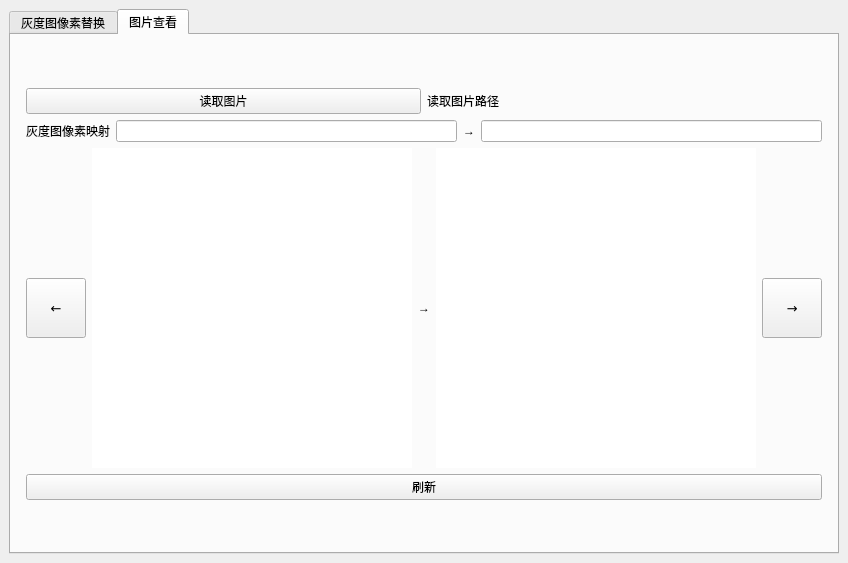
Above: src/page/main_window.ui from lolikonloli/AI_Datasets_Toolbox_Pyside6 before the change. Below: the same form after it.
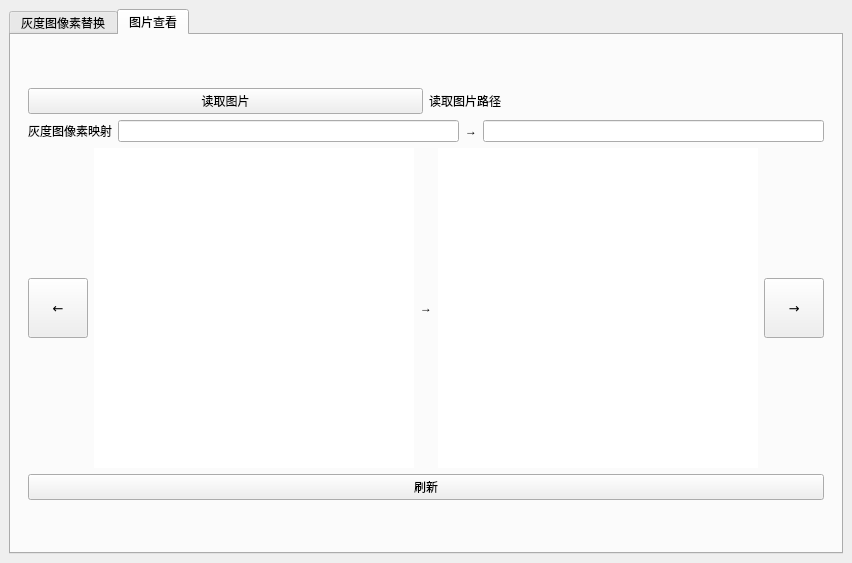
That is the form after the change.

Diff of the .ui file:
```diff
--- a/src/page/main_window.ui
+++ b/src/page/main_window.ui
@@ -6,7 +6,7 @@
    <rect>
     <x>0</x>
     <y>0</y>
-    <width>848</width>
+    <width>852</width>
     <height>563</height>
    </rect>
   </property>
```
